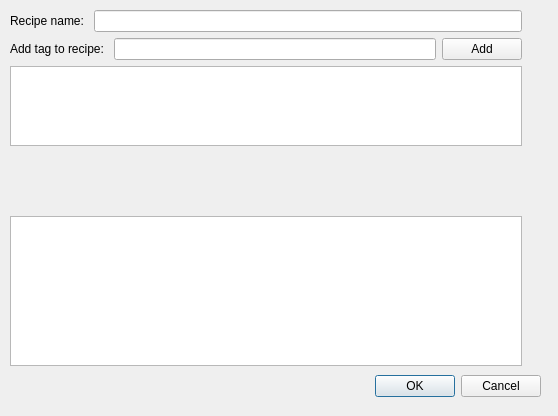
This is cookbook/addrecipedialog.ui in shainer/cookbook_old as Qt 5 draws it before an edit. The edited form follows.
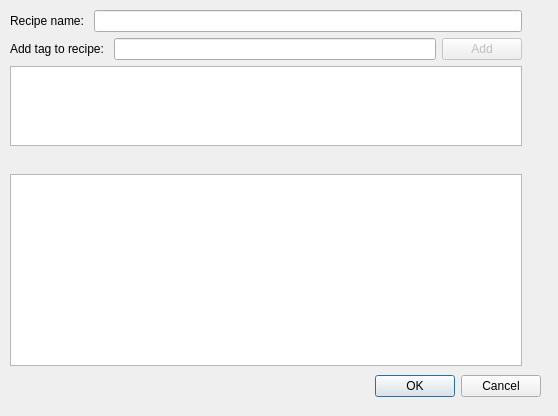
This is the edited form.

What changed in the file:
```diff
--- a/cookbook/addrecipedialog.ui
+++ b/cookbook/addrecipedialog.ui
@@ -67,6 +67,9 @@
       </item>
       <item>
        <widget class="QPushButton" name="addTagButton">
+        <property name="enabled">
+         <bool>false</bool>
+        </property>
         <property name="text">
          <string>Add</string>
         </property>
@@ -101,7 +104,7 @@
       <property name="maximumSize">
        <size>
         <width>16777215</width>
-        <height>150</height>
+        <height>300</height>
        </size>
       </property>
      </widget>
```
